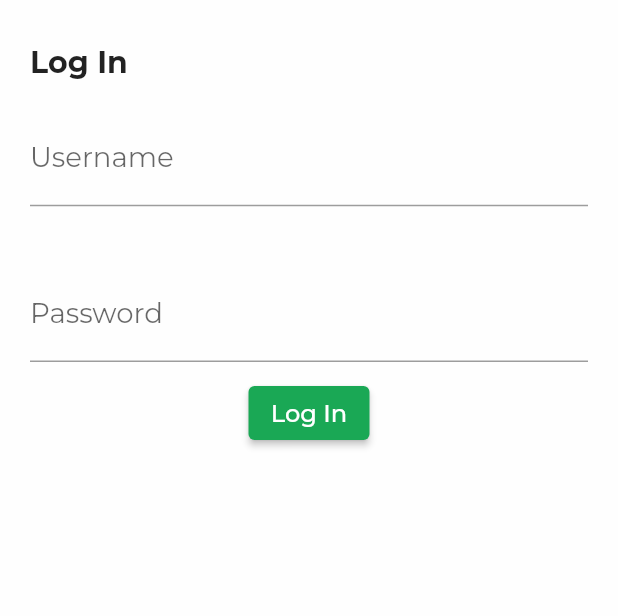
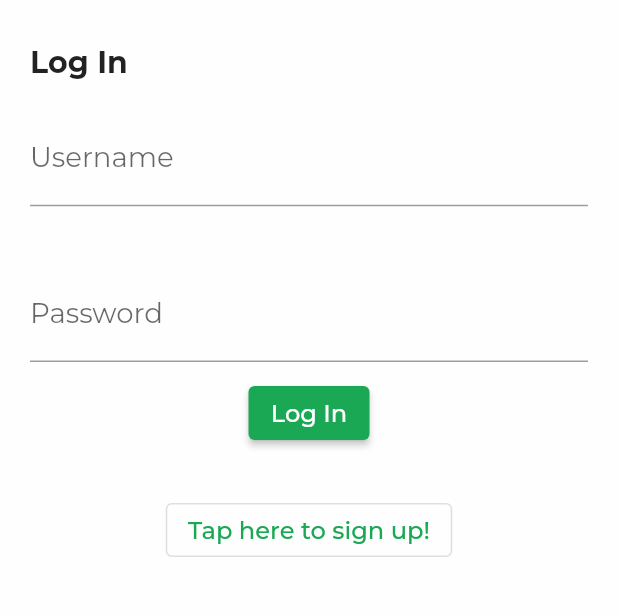
Before and after one commit to davidryan-mu/Moodial, a Flutter app: the LandingScreen screen opened directly, on a phone screen of 412 x 824 dp, the part 155-771 px from its top. Run offline on Flutter 3.47's test engine with Material 2 defaults, Android fonts, the phone set to English and light mode, and no system bars; our stand-ins replace after_layout, csv, feather_icons_flutter, fl_chart, flutter_calendar_carousel, flutter_svg and 2 more; missing offline and left inert: flutter_email_sender; accounts and stored records are empty.

Commit message:
Reenabled registration

```diff
--- a/lib/screens/landing_screen.dart
+++ b/lib/screens/landing_screen.dart
@@ -72,32 +72,30 @@ class _LandingScreenState extends State<LandingScreen> {
                         isLoggedIn: this.isLoggedIn,
                         user: this.user,
                       ),
-                // Temp disable registration for testing purposes
-                // Column(
-                //   children: [
-
-                //     // Text(
-                //     //   showSignUpForm
-                //     //       ? 'Already using Moodial?'
-                //     //       : 'New to Moodial?',
-                //     // ),
-                //     OutlinedButton(
-                //       child: Text(
-                //         showSignUpForm
-                //             ? 'Tap here to log in!'
-                //             : 'Tap here to sign up!',
-                //         style: TextStyle(
-                //           color: Theme.of(context).primaryColor,
-                //         ),
-                //       ),
-                //       onPressed: () {
-                //         setState(() {
-                //           showSignUpForm = !showSignUpForm;
-                //         });
-                //       },
-                //     ),
-                //   ],
-                // ),
+                Column(
+                  children: [
+                    // Text(
+                    //   showSignUpForm
+                    //       ? 'Already using Moodial?'
+                    //       : 'New to Moodial?',
+                    // ),
+                    OutlinedButton(
+                      child: Text(
+                        showSignUpForm
+                            ? 'Tap here to log in!'
+                            : 'Tap here to sign up!',
+                        style: TextStyle(
+                          color: Theme.of(context).primaryColor,
+                        ),
+                      ),
+                      onPressed: () {
+                        setState(() {
+                          showSignUpForm = !showSignUpForm;
+                        });
+                      },
+                    ),
+                  ],
+                ),
               ],
             ),
           )
```
